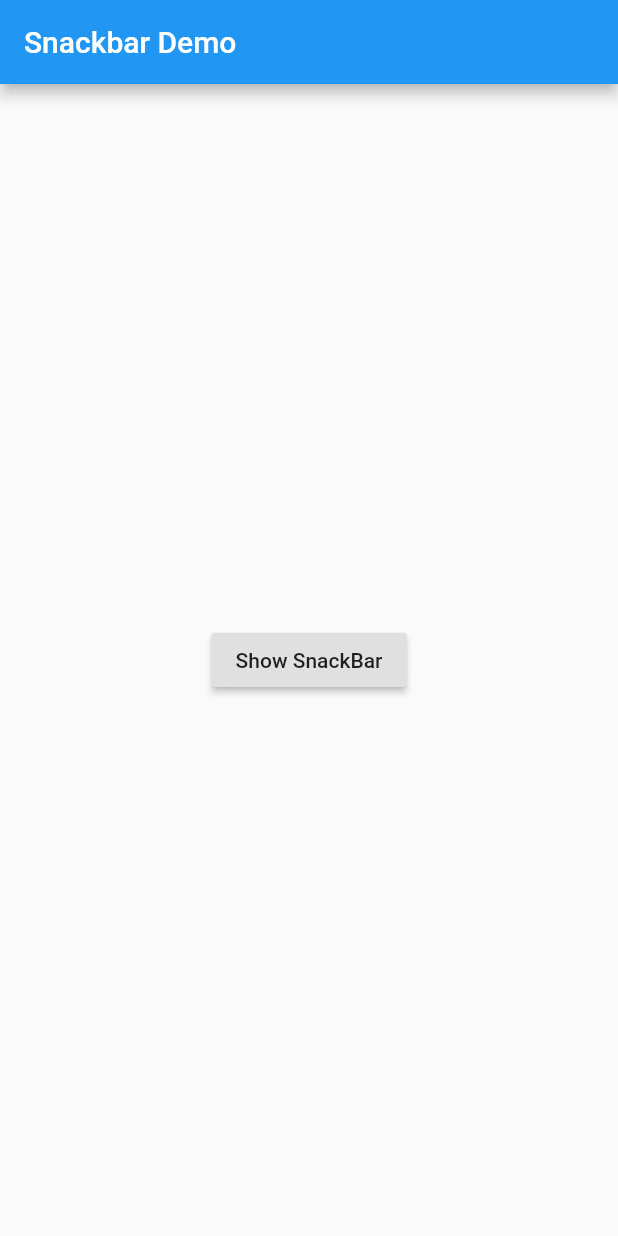
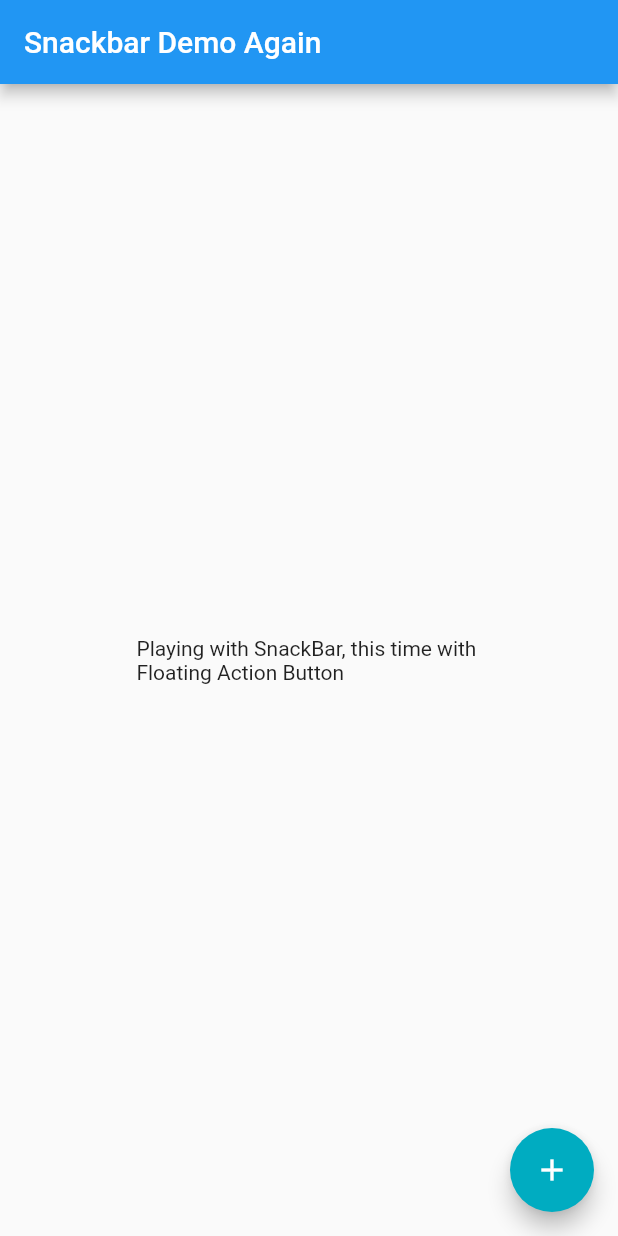
Before and after one commit to Iamsdt/playing_with_flutter, a Flutter app: the screen it shows after launch, on a phone screen of 412 x 824 dp. Run offline on Flutter 3.47's test engine with Material 2 defaults, Android fonts, the light colour scheme and no system bars.

Commit message:
SnackBar with Fab
Took 7 minutes

```diff
--- /dev/null
+++ b/lib/design/SnackBarDemoAgain.dart
@@ -0,0 +1,53 @@
+import 'package:flutter/material.dart';
+
+class SnackBarDemoAgain extends StatelessWidget {
+  @override
+  Widget build(BuildContext context) {
+    return MaterialApp(
+        title: "Playing with Snackbar",
+        theme: ThemeData(
+          backgroundColor: Colors.grey,
+          brightness: Brightness.light,
+          primaryColor: Colors.blue,
+          primaryColorDark: Colors.indigo,
+          accentColor: Colors.cyan[600],
+        ),
+        home: Scaffold(
+          appBar: AppBar(
+            title: Text("Snackbar Demo Again"),
+          ),
+          body: Center(
+            child: Text("Playing with SnackBar, this time with \n"
+                "Floating Action Button"),
+          ),
+          floatingActionButtonLocation:
+          FloatingActionButtonLocation.endFloat,
+          floatingActionButton: SnackBarPage(),
+        ));
+  }
+}
+
+class SnackBarPage extends StatelessWidget {
+  @override
+  Widget build(BuildContext context) {
+    return Container(
+        child: FloatingActionButton(
+          onPressed: () {
+            final snackBar = SnackBar(
+              content: Text('Yay! A SnackBar!'),
+              action: SnackBarAction(
+                label: 'Undo',
+                onPressed: () {
+                  // Some code to undo the change!
+                },
+              ),
+            );
+
+            // Find the Scaffold in the Widget tree and use it to show a SnackBar!
+            Scaffold.of(context).showSnackBar(snackBar);
+          },
+          child: Icon(Icons.add),
+        ),
+    );
+  }
+}
--- a/lib/main.dart
+++ b/lib/main.dart
@@ -1,5 +1,6 @@
 import 'package:flutter/material.dart';
-import 'package:playing_with_flutter/design/SnackBarDemo.dart';
+//import 'package:playing_with_flutter/design/SnackBarDemo.dart';
+import 'package:playing_with_flutter/design/SnackBarDemoAgain.dart';
 //import 'package:playing_with_flutter/design/StyleDemo.dart';
 //import 'package:playing_with_flutter/text/TextDemo.dart';
 //import 'package:playing_with_flutter/text/TextInput.dart';
@@ -10,4 +11,5 @@
 
 //void main() => runApp(new StyleDemo());
 
-void main() => runApp(new SnackBarDemo());
+//void main() => runApp(new SnackBarDemo());
+void main() => runApp(new SnackBarDemoAgain());
```
